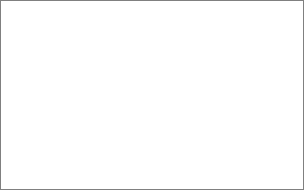
Old version of the form FloatTable.ui in the repository ProjectEuterpe/Euterpe.
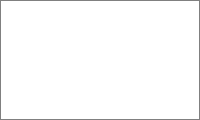
New version of the form.

The edit to the form file:
```diff
--- a/FloatTable.ui
+++ b/FloatTable.ui
@@ -6,8 +6,8 @@
    <rect>
     <x>0</x>
     <y>0</y>
-    <width>304</width>
-    <height>190</height>
+    <width>200</width>
+    <height>120</height>
    </rect>
   </property>
   <property name="sizePolicy">
```
